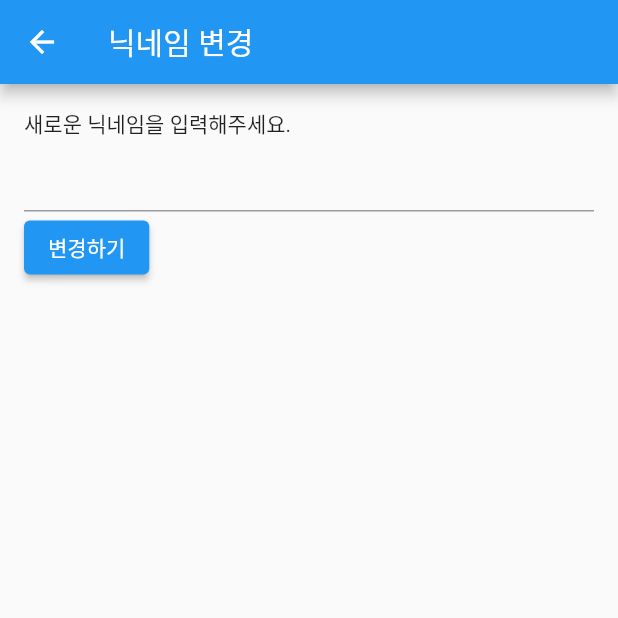
After one commit to kangbba/transpresentation, a Flutter app: the ChangingNicknameScreen screen opened directly, after a tap on "변경하기", on a phone screen of 412 x 824 dp, the top half of it. The commit adds this screen. Run offline on Flutter 3.47's test engine with Material 2 defaults, Android fonts, the phone set to English and light mode, and no system bars; our stand-ins replace cloud_firestore, firebase_auth, firebase_core, fluttertoast, google_sign_in, loading_animation_widget and 1 more; accounts and stored records are empty; network calls fail.

Commit message:
adding structures

```diff
--- a/lib/main.dart
+++ b/lib/main.dart
@@ -1,8 +1,6 @@
 import 'package:flutter/material.dart';
-import 'package:transpresentation/login_screen.dart';
+import 'package:transpresentation/screens/login_screen.dart';
 import 'package:firebase_core/firebase_core.dart';
-
-import 'main_screen.dart';
 
 void main() async{
   WidgetsFlutterBinding.ensureInitialized();
--- /dev/null
+++ b/lib/screens/changing_nickname_screen.dart
@@ -0,0 +1,53 @@
+import 'package:firebase_auth/firebase_auth.dart';
+import 'package:flutter/material.dart';
+import 'package:fluttertoast/fluttertoast.dart';
+import 'package:transpresentation/helper/sayne_dialogs.dart';
+
+class ChangingNicknameScreen extends StatefulWidget {
+  const ChangingNicknameScreen({Key? key}) : super(key: key);
+
+  @override
+  State<ChangingNicknameScreen> createState() => _ChangingNicknameScreenState();
+}
+class _ChangingNicknameScreenState extends State<ChangingNicknameScreen> {
+  final TextEditingController _nicknameController = TextEditingController();
+
+  @override
+  void dispose() {
+    _nicknameController.dispose();
+    super.dispose();
+  }
+
+  @override
+  Widget build(BuildContext context) {
+    return Scaffold(
+      appBar: AppBar(
+        title: Text('닉네임 변경'),
+      ),
+      body: Padding(
+        padding: EdgeInsets.all(16),
+        child: Column(
+          crossAxisAlignment: CrossAxisAlignment.start,
+          children: [
+            Text('새로운 닉네임을 입력해주세요.'),
+            TextField(
+              controller: _nicknameController,
+            ),
+            ElevatedButton(
+              onPressed: () async {
+                final user = FirebaseAuth.instance.currentUser;
+                if (user == null) {
+                  return; // 로그인되어 있지 않으면 종료
+                }
+                await user.updateDisplayName(_nicknameController.text);
+                sayneToast('닉네임이 변경되었습니다.');
+                Navigator.pop(context);
+              },
+              child: Text('변경하기'),
+            ),
+          ],
+        ),
+      ),
+    );
+  }
+}
--- a/lib/chatting_screen.dart
+++ b/lib/screens/chatting_screen.dart
@@ -2,9 +2,8 @@ import 'package:flutter/material.dart';
 import 'package:cloud_firestore/cloud_firestore.dart';
 import 'package:provider/provider.dart';
 
-import 'auth_provider.dart';
-import 'chat_provider.dart';
-import 'main_screen.dart';
+import '../auth_provider.dart';
+import '../chat_provider.dart';
 
 class ChattingScreen extends StatelessWidget {
 
--- a/lib/signup_screen.dart
+++ b/lib/screens/signup_screen.dart
@@ -1,7 +1,7 @@
 import 'package:firebase_auth/firebase_auth.dart';
 import 'package:flutter/material.dart';
 import 'package:fluttertoast/fluttertoast.dart';
-import 'package:transpresentation/sayne_dialogs.dart';
+import 'package:transpresentation/helper/sayne_dialogs.dart';
 
 class SignupScreen extends StatefulWidget {
   @override
```
Also changed, not shown: lib/auth_provider.dart (+12 -2 lines), lib/chat_provider.dart (+63 -1 lines), lib/mode_select_screen.dart (deleted, +0 -69 lines), lib/screens/login_screen.dart (renamed from lib/login_screen.dart, +7 -7 lines), lib/screens/room_displayer.dart (added, +61 -0 lines), lib/screens/room_screen.dart (added, +32 -0 lines), lib/screens/selecting_room_screen.dart (renamed from lib/main_screen.dart, +31 -12 lines), lib/helper/local_storage.dart (renamed from lib/local_storage.dart), lib/helper/sayne_dialogs.dart (renamed from lib/sayne_dialogs.dart).
